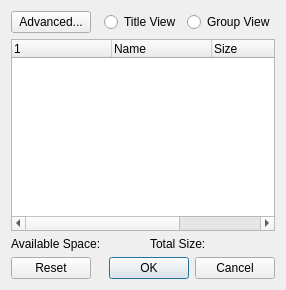
Old version of the form src/frontend/import_dialog.ui in the repository zhaowenlan1779/threeSD.
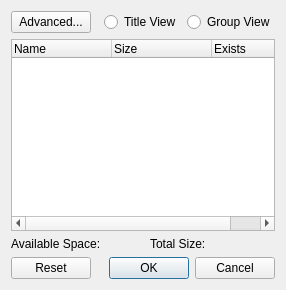
New version of the form.

Commit message: Use checkable tree widget items (instead of doing everything ourselves)

Patch:
```diff
--- a/src/frontend/import_dialog.ui
+++ b/src/frontend/import_dialog.ui
@@ -43,11 +43,6 @@
      <property name="contextMenuPolicy">
       <enum>Qt::CustomContextMenu</enum>
      </property>
-     <column>
-      <property name="text">
-       <string/>
-      </property>
-     </column>
      <column>
       <property name="text">
        <string>Name</string>
```
The commit also changes 3 other files.
